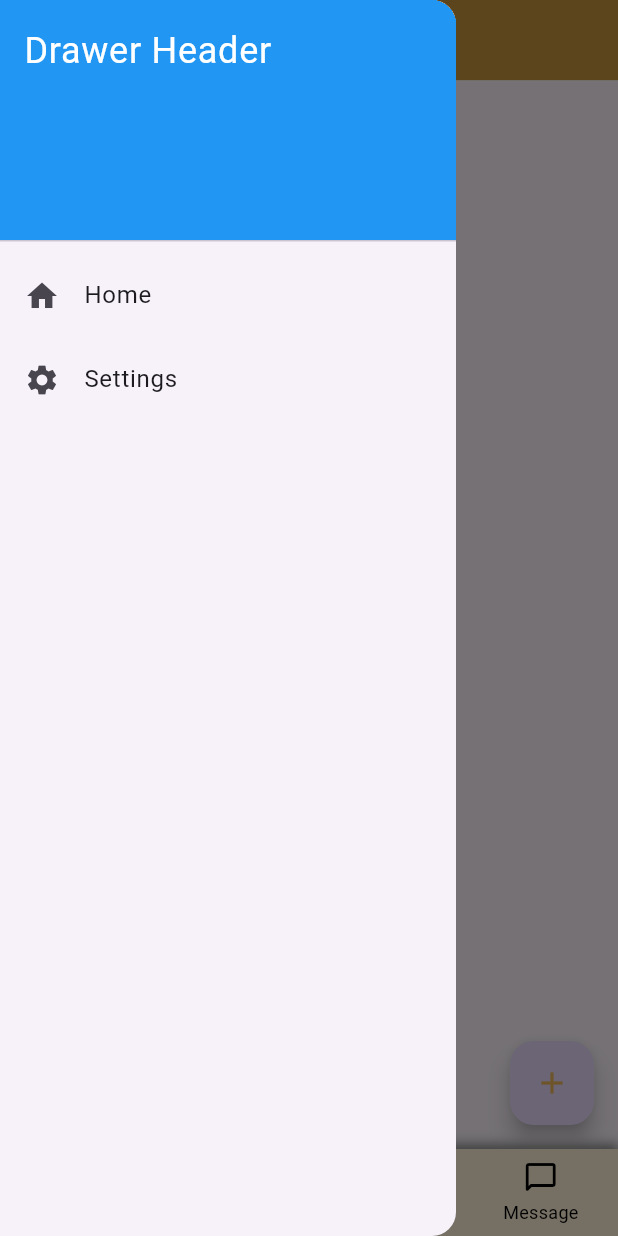
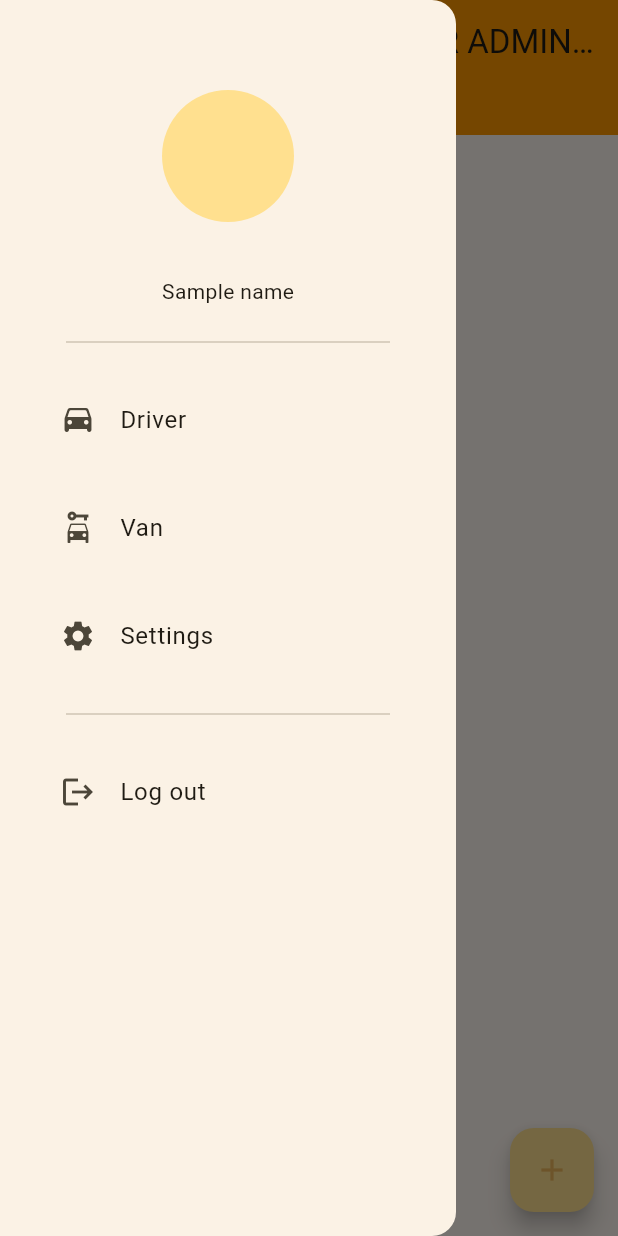
Before and after one commit to Daweee/TripNitor, a Flutter app: the screen it shows after launch, with the side drawer open, on a phone screen of 412 x 824 dp. Run offline on Flutter 3.47's test engine with Material 3 defaults, Android fonts, the phone set to English and light mode, and no system bars; our stand-ins replace dio, flutter_dash, flutter_riverpod, flutter_secure_storage, font_awesome_flutter, riverpod and 1 more.

Commit message:
sample drawer, bottom Nav commented but not removed.

```diff
--- a/tripnitor_mobile_app/lib/main.dart
+++ b/tripnitor_mobile_app/lib/main.dart
@@ -1,7 +1,8 @@
 import 'package:flutter/material.dart';
 import 'package:flutter_riverpod/flutter_riverpod.dart';
 import 'package:tripnitor_mobile_app/constants/constant.dart';
-import 'package:tripnitor_mobile_app/pages/_admin_page/admin_main_page.dart';
+import 'package:tripnitor_mobile_app/pages/_admin_page/adminBottomNav/_driverAdmin/_driver_admin_mainPage.dart';
+import 'package:tripnitor_mobile_app/pages/_admin_page/admin_homepage.dart';
 import 'package:tripnitor_mobile_app/pages/home_page.dart';
 import 'package:tripnitor_mobile_app/pages/login_page.dart';
 import 'package:tripnitor_mobile_app/pages/package_page.dart';
@@ -29,17 +30,20 @@
     return MaterialApp(
       // debugShowCheckedModeBanner: false,
       //   title: 'Login and User Registration',
-      //   theme: ThemeData(
-      //     primarySwatch: ColorConstants.BACKGROUND_COLOR,
-      //     // colorScheme: ColorScheme.fromSeed(seedColor: Color(ColorConstants.BACKGROUND_COLOR)),
-      //     // useMaterial3: true,
-      //   ),
+        theme: ThemeData(
+          //primarySwatch: ColorConstants.BACKGROUND_COLOR,
+          colorScheme: ColorScheme.fromSeed(seedColor: Color(ColorConstants.BACKGROUND_COLOR)),
+          useMaterial3: true,
+        ),
       // home: LoginPage(),
       //   home: RegistrationPage(),
       // home: authState.isAuthenticated ? AuthPage() : LoginPage(),
       // home: PackageTrips(),
       // home: HomePage(),
       home: AdminPage(),
+      // home: DriverAdmin(),
+      initialRoute: '/',
+
     );
   }
 }
--- /dev/null
+++ b/tripnitor_mobile_app/lib/pages/_admin_page/adminBottomNav/_driverAdmin/_driver_admin_mainPage.dart
@@ -0,0 +1,33 @@
+import 'package:flutter/material.dart';
+import 'package:tripnitor_mobile_app/pages/_admin_page/adminBottomNav/_driverAdmin/models/_driver_list.dart';
+import 'package:tripnitor_mobile_app/pages/_admin_page/admin_homepage.dart';
+
+class DriverAdmin extends StatefulWidget {
+  const DriverAdmin({super.key});
+
+  @override
+  State<DriverAdmin> createState() => _DriverAdminState();
+}
+
+class _DriverAdminState extends State<DriverAdmin> {
+  @override
+  Widget build(BuildContext context) {
+    return Scaffold(
+      drawer: NavigationDrawerPage(),
+      appBar: PreferredSize(
+        preferredSize: Size.fromHeight(90), // here the desired height
+        child: AppBar(
+          backgroundColor: Colors.orange,
+          title: Text('APP BAR FROM DRIVER ADMIN PAGE'),
+        ),
+
+      ),
+      body: DriverList(),
+
+
+    );
+  }
+
+
+
+}
--- a/tripnitor_mobile_app/lib/pages/_admin_page/adminBottomNav/_driverAdmin/models/_driver_add.dart
+++ b/tripnitor_mobile_app/lib/pages/_admin_page/adminBottomNav/_driverAdmin/models/_driver_add.dart
@@ -1,6 +1,6 @@
 import 'package:flutter/material.dart';
 import 'package:flutter_riverpod/flutter_riverpod.dart';
-import 'package:tripnitor_mobile_app/pages/_admin_page/adminBottomNav/_driverAdmin/_driver_list.dart';
+import 'package:tripnitor_mobile_app/pages/_admin_page/adminBottomNav/_driverAdmin/models/_driver_list.dart';
 import 'package:tripnitor_mobile_app/pages/_admin_page/adminBottomNav/_driverAdmin/models/_driver_task.dart';
 
 class AddDriver extends ConsumerWidget {
--- a/tripnitor_mobile_app/lib/pages/_admin_page/adminBottomNav/_driverAdmin/_driver_list.dart
+++ b/tripnitor_mobile_app/lib/pages/_admin_page/adminBottomNav/_driverAdmin/models/_driver_list.dart
@@ -17,7 +17,6 @@ class DriverList extends StatefulWidget {
 }
 
 class _DriverListState extends State<DriverList> {
-
   @override
   Widget build(BuildContext context) {
     return Scaffold(
@@ -38,9 +37,7 @@ class _DriverListState extends State<DriverList> {
     return SafeArea(
       child: Column(
         children: [
-          //_header(),
           _subHeader(),
-          //_DriverListBody(),
           Expanded(
             child: Container(
               margin: EdgeInsets.all(15),
@@ -52,30 +49,6 @@ class _DriverListState extends State<DriverList> {
     );
   }
 
-  // Widget _header() {
-  //   return Container(
-  //     width: MediaQuery.of(context).size.width,
-  //     height: MediaQuery.of(context).size.height * .065,
-  //     color: Color(ColorConstants.PRIMARY_COLOR),
-  //     child: Row(
-  //       children: [
-  //         IconButton(
-  //           onPressed: () {
-
-  //           },
-  //           icon: Icon(Icons.menu),
-  //         ),
-  //         Center(
-  //           child: Text(
-  //             'Tripnitor Admin',
-  //             style:
-  //                 TextStyle(fontWeight: FontWeight.w800, color: Colors.white),
-  //           ),
-  //         ),
-  //       ],
-  //     ),
-  //   );
-  // }
 
   Widget _subHeader() {
     return Container(
@@ -85,16 +58,8 @@ class _DriverListState extends State<DriverList> {
         children: const [
           Text(
             'Driver List:',
-            style: TextStyle(fontSize: 16),
+            style: TextStyle(fontSize: 18),
           ),
-          // GestureDetector(
-          //   onTap: () {},
-          //   child: Image(
-          //     image: AssetImage(
-          //       'assets/icons/carbon_add-filled.png',
-          //     ),
-          //   ),
-          // ),
         ],
       ),
     );
--- a/tripnitor_mobile_app/lib/pages/_admin_page/adminBottomNav/_driverAdmin/models/_driver_task.dart
+++ b/tripnitor_mobile_app/lib/pages/_admin_page/adminBottomNav/_driverAdmin/models/_driver_task.dart
@@ -2,19 +2,25 @@ import 'package:dio/dio.dart';
 
 class DriverTask {
   final String title;
-  // final String name; // sample properties
-  // final int age;
-  // final String gender;
   bool isCompleted;
 
   DriverTask({
     required this.title,
-    // required this.name,
-    // required this.age,
-    // required this.gender,
     required this.isCompleted,
   });
   void isDone() {
     isCompleted = !isCompleted;
   }
 }
+
+class DriverProfile {
+  final String name;
+  final int age;
+  final String gender;
+
+  DriverProfile({
+    required this.name,
+    required this.age,
+    required this.gender,
+  });
+}
--- a/tripnitor_mobile_app/lib/pages/_admin_page/adminBottomNav/_vanAdmin/_van_add.dart
+++ b/tripnitor_mobile_app/lib/pages/_admin_page/adminBottomNav/_vanAdmin/models/_van_add.dart
@@ -1,6 +1,6 @@
 import 'package:flutter/material.dart';
 import 'package:flutter_riverpod/flutter_riverpod.dart';
-import 'package:tripnitor_mobile_app/pages/_admin_page/adminBottomNav/_driverAdmin/_driver_list.dart';
+import 'package:tripnitor_mobile_app/pages/_admin_page/adminBottomNav/_driverAdmin/models/_driver_list.dart';
 import 'package:tripnitor_mobile_app/pages/_admin_page/adminBottomNav/_vanAdmin/models/_van_list.dart';
 import 'package:tripnitor_mobile_app/pages/_admin_page/adminBottomNav/_vanAdmin/models/_van_task.dart';
 
--- /dev/null
+++ b/tripnitor_mobile_app/lib/pages/_admin_page/admin_homepage.dart
@@ -0,0 +1,194 @@
+import 'package:flutter/material.dart';
+import 'package:flutter_riverpod/flutter_riverpod.dart';
+import 'package:tripnitor_mobile_app/constants/constant.dart';
+import 'package:tripnitor_mobile_app/pages/_admin_page/adminBottomNav/_bookAdmin/_booking_list.dart';
+import 'package:tripnitor_mobile_app/pages/_admin_page/adminBottomNav/_driverAdmin/_driver_admin_mainPage.dart';
+import 'package:tripnitor_mobile_app/pages/_admin_page/adminBottomNav/_driverAdmin/models/_driver_list.dart';
+import 'package:tripnitor_mobile_app/pages/_admin_page/adminBottomNav/_driverAdmin/models/_driver_add.dart';
+import 'package:tripnitor_mobile_app/pages/_admin_page/adminBottomNav/_vanAdmin/_van_admin_mainPage.dart';
+import 'package:tripnitor_mobile_app/pages/_admin_page/adminBottomNav/messageAdmin/_message_admin.dart';
+import 'package:tripnitor_mobile_app/pages/_admin_page/adminBottomNav/_packageAdmin/_package_admin.dart';
+import 'package:tripnitor_mobile_app/pages/_admin_page/adminBottomNav/_vanAdmin/models/_van_list.dart';
+
+final drawerProvider = Provider<GlobalKey<ScaffoldState>>((ref) {
+  return GlobalKey<ScaffoldState>();
+});
+
+class AdminPage extends StatefulWidget {
+  const AdminPage({super.key});
+
+  @override
+  State<AdminPage> createState() => _AdminPageState();
+}
+
+class _AdminPageState extends State<AdminPage> {
+  final GlobalKey<ScaffoldState> _scaffoldKey = GlobalKey<ScaffoldState>();
+
+  int currentPage = 0;
+
+  @override
+  Widget build(BuildContext context) {
+    return Scaffold(
+      // appBar: PreferredSize(
+      //   preferredSize: Size.fromHeight(50), // here the desired height
+      //   child: AppBar(
+      //     backgroundColor: Colors.orange,
+      //     title: Text('Tripnitor'),
+      //   ),
+      // ),
+      backgroundColor: Color(ColorConstants.BACKGROUND_COLOR),
+      key: _scaffoldKey, // Assign GlobalKey to Scaffold
+      drawer: NavigationDrawerPage(), // _drawerHeader(),
+      body: SafeArea(
+        child: Column(
+          children: [
+            Expanded(
+              child: DriverAdmin(), //DriverAdmin(), _buildPage(currentPage),
+            ),
+          ],
+        ),
+      ), //_buildUI(),
+      // floatingActionButton: FloatingActionButton(
+      //   //backgroundColor: Color(Colors.white),
+      //   onPressed: () {
+      //     // Navigator.of(context).pushNamed(AddDriver());
+      //     Navigator.push(
+      //         context, MaterialPageRoute(builder: (context) => AddDriver()));
+      //   },
+      //   child: const Icon(Icons.add, color: Color(ColorConstants.ACCENT_COLOR)),
+      // ),
+      // bottomNavigationBar: Container(
+      //   decoration: BoxDecoration(boxShadow: <BoxShadow>[
+      //     BoxShadow(
+      //       color: Colors.grey.withOpacity(1),
+      //       offset: Offset(0, -4),
+      //       blurRadius: 5,
+      //     ),
+      //   ]),
+      //   child: BottomNavigationBar(
+      //     backgroundColor: Color(ColorConstants.BACKGROUND_COLOR),
+      //     currentIndex: currentPage, // 0
+      //     type: BottomNavigationBarType.fixed, // .fixed; .shifting;
+      //     selectedItemColor: Colors.black, // backgroundColor: Colors.black,
+      //     unselectedItemColor: Colors.black,
+      //     onTap: (value) {
+      //       setState(
+      //         () {
+      //           currentPage = value;
+      //         },
+      //       );
+      //     },
+      //     items: const [
+      //       BottomNavigationBarItem(
+      //         activeIcon: Icon(Icons.people),
+      //         icon: Icon(Icons.people_outline), // 0
+      //         label: "Drivers",
+      //       ),
+      //       BottomNavigationBarItem(
+      //         activeIcon: Icon(Icons.directions_car),
+      //         icon: Icon(Icons.directions_car_outlined), // 1
+      //         label: "Van",
+      //       ),
+      //       BottomNavigationBarItem(
+      //         activeIcon: Icon(Icons.shopping_bag),
+      //         icon: Icon(Icons.shopping_bag_outlined), // 2
+      //         label: "Booking",
+      //       ),
+      //       BottomNavigationBarItem(
+      //         activeIcon: Icon(Icons.chat_bubble),
+      //         icon: Icon(Icons.chat_bubble_outline_rounded), // 2
+      //         label: "Message",
+      //       ),
+      //       // BottomNavigationBarItem(
+      //       //   activeIcon: Icon(Icons.book_rounded), // subject to change
+      //       //   icon: Icon(Icons.book_outlined), // 3
+      //       //   label: 'Package',
+      //       // ),
+      //     ],
+      //   ),
+      // ),
+    );
+  }
+
+  // Widget _buildPage(int index) {
+  //   switch (index) {
+  //     case 0:
+  //       return DriverAdmin(); // 0
+  //     case 1:
+  //       return VanAdmin(); // 1
+  //     case 2:
+  //       return BookingList(); // 2
+  //     case 3:
+  //       return MessageAdmin(); // 3
+  //     // case 4:
+  //     //   return PackageAdmin(); // 4
+  //     default:
+  //       return DriverAdmin();
+  //   }
+  // }
+}
+
+class NavigationDrawerPage extends StatelessWidget {
+  const NavigationDrawerPage({super.key});
+
+  @override
+  Widget build(BuildContext context) => Drawer(
+        child: SingleChildScrollView(
+          child: Container(
+            padding: EdgeInsets.symmetric(vertical: 60, horizontal: 24),
+            child: Wrap(
+              runSpacing: 16,
+              children: [
+                Container(
+                  child: Center(
+                    child: Column(
+                      children: [
+                        CircleAvatar(
+                          maxRadius: 44,
+                        ),
+                        SizedBox(height: 36),
+                        Text('Sample name'),
+                      ],
+                    ),
+                  ),
+                ),
+                Divider(
+                  indent: 20,
+                  endIndent: 20,
+                ),
+                ListTile(
+                  leading: Icon(Icons.drive_eta_rounded),
+                  title: Text('Driver'),
+                  onTap: () {
+                    Navigator.of(context).push(
+                        MaterialPageRoute(builder: (context) => DriverAdmin()));
+                  },
+                ),
+                ListTile(
+                  leading: Icon(Icons.car_rental),
+                  title: Text('Van'),
+                  onTap: () {
+                    Navigator.of(context).push(
+                        MaterialPageRoute(builder: (context) => VanAdmin()));
+                  },
+                ),
+                ListTile(
+                  leading: Icon(Icons.settings),
+                  title: Text('Settings'),
+                  onTap: () {},
+                ),
+                Divider(
+                  indent: 20,
+                  endIndent: 20,
+                ),
+                ListTile(
+                  leading: Icon(Icons.logout),
+                  title: Text('Log out'),
+                  onTap: () {},
+                ),
+              ],
+            ),
+          ),
+        ),
+      );
+}
--- a/tripnitor_mobile_app/lib/pages/_admin_page/admin_main_page.dart
+++ /dev/null
@@ -1,181 +0,0 @@
-import 'package:flutter/material.dart';
-import 'package:flutter_riverpod/flutter_riverpod.dart';
-import 'package:tripnitor_mobile_app/constants/constant.dart';
-import 'package:tripnitor_mobile_app/pages/_admin_page/adminBottomNav/_bookAdmin/_booking_list.dart';
-import 'package:tripnitor_mobile_app/pages/_admin_page/adminBottomNav/_driverAdmin/_driver_list.dart';
-import 'package:tripnitor_mobile_app/pages/_admin_page/adminBottomNav/_driverAdmin/models/_driver_add.dart';
-import 'package:tripnitor_mobile_app/pages/_admin_page/adminBottomNav/messageAdmin/_message_admin.dart';
-import 'package:tripnitor_mobile_app/pages/_admin_page/adminBottomNav/_packageAdmin/_package_admin.dart';
-import 'package:tripnitor_mobile_app/pages/_admin_page/adminBottomNav/_vanAdmin/models/_van_list.dart';
-
-final drawerProvider = Provider<GlobalKey<ScaffoldState>>((ref) {
-  return GlobalKey<ScaffoldState>();
-});
-
-class AdminPage extends StatefulWidget {
-  const AdminPage({super.key});
-
-  @override
-  State<AdminPage> createState() => _AdminPageState();
-}
-
-class _AdminPageState extends State<AdminPage> {
-  final GlobalKey<ScaffoldState> _scaffoldKey = GlobalKey<ScaffoldState>();
-
-  int currentPage = 0;
-
-  @override
-  Widget build(BuildContext context) {
-    return Scaffold(
-      backgroundColor: Color(ColorConstants.BACKGROUND_COLOR),
-
-      key: _scaffoldKey, // Assign GlobalKey to Scaffold
-      drawer: _drawerHeader(),
-      body: SafeArea(
-        child: Column(
-          children: [
-            _header(),
-            Expanded(
-              child: _buildPage(currentPage),
-            ),
-          ],
-        ),
-      ), //_buildUI(),
-      // floatingActionButton: FloatingActionButton(
-      //   //backgroundColor: Color(Colors.white),
-      //   onPressed: () {
-      //     // Navigator.of(context).pushNamed(AddDriver());
-      //     Navigator.push(
-      //         context, MaterialPageRoute(builder: (context) => AddDriver()));
-      //   },
-      //   child: const Icon(Icons.add, color: Color(ColorConstants.ACCENT_COLOR)),
-      // ),
-      bottomNavigationBar: Container(
-        decoration: BoxDecoration(boxShadow: <BoxShadow>[
-          BoxShadow(
-            color: Colors.grey.withOpacity(1),
-            offset: Offset(0, -4),
-            blurRadius: 5,
-          ),
-        ]),
-        child: BottomNavigationBar(
-          backgroundColor: Color(ColorConstants.BACKGROUND_COLOR),
-          currentIndex: currentPage,
-          type: BottomNavigationBarType.fixed, // .fixed; .shifting;
-          selectedItemColor: Colors.black, // backgroundColor: Colors.black,
-          unselectedItemColor: Colors.black,
-          onTap: (value) {
-            setState(
-              () {
-                currentPage = value;
-              },
-            );
-          },
-          items: const [
-            BottomNavigationBarItem(
-              activeIcon: Icon(Icons.people),
-              icon: Icon(Icons.people_outline), // 0
-              label: "Drivers",
-            ),
-            BottomNavigationBarItem(
-              activeIcon: Icon(Icons.directions_car),
-              icon: Icon(Icons.directions_car_outlined), // 1
-              label: "Van",
-            ),
-            BottomNavigationBarItem(
-              activeIcon: Icon(Icons.shopping_bag),
-              icon: Icon(Icons.shopping_bag_outlined), // 2
-              label: "Booking",
-            ),
-            BottomNavigationBarItem(
-              activeIcon: Icon(Icons.chat_bubble),
-              icon: Icon(Icons.chat_bubble_outline_rounded), // 2
-              label: "Message",
-            ),
-            // BottomNavigationBarItem(
-            //   activeIcon: Icon(Icons.book_rounded), // subject to change
-            //   icon: Icon(Icons.book_outlined), // 3
-            //   label: 'Package',
-            // ),
-          ],
-        ),
-      ),
-    );
-  }
-
-  Widget _buildPage(int index) {
-    switch (index) {
-      case 0:
-        return DriverList(); // 0
-      case 1:
-        return VanList(); // 1
-      case 2:
-        return BookingList(); // 2
-      case 3:
-        return MessageAdmin(); // 3
-      // case 4:
-      //   return PackageAdmin(); // 4
-      default:
-        return DriverList();
-    }
-  }
-
-
-  Widget _drawerHeader() {
-    return Drawer(
-        child: ListView(
-          padding: EdgeInsets.zero,
-          children: <Widget>[
-            DrawerHeader(
-              child: Text(
-                'Drawer Header',
-                style: TextStyle(color: Colors.white, fontSize: 24),
-              ),
-              decoration: BoxDecoration(
-                color: Colors.blue,
-              ),
-            ),
-            ListTile(
-              leading: Icon(Icons.home),
-              title: Text('Home'),
-              onTap: () {
-                // Handle navigation or functionality
-              },
-            ),
-            ListTile(
-              leading: Icon(Icons.settings),
-              title: Text('Settings'),
-              onTap: () {
-                // Handle navigation or functionality
-              },
-            ),
-          ],
-        ),
-      );
-  }
-
-  Widget _header() {
-    return Container(
-      width: MediaQuery.of(context).size.width,
-      height: MediaQuery.of(context).size.height * .065,
-      color: Color(ColorConstants.PRIMARY_COLOR),
-      child: Row(
-        children: [
-          IconButton(
-            onPressed: () {
-              _scaffoldKey.currentState!.openDrawer();
-            },
-            icon: Icon(Icons.menu),
-          ),
-          Center(
-            child: Text(
-              'Tripnitor Admin',
-              style:
-                  TextStyle(fontWeight: FontWeight.w800, color: Colors.white),
-            ),
-          ),
-        ],
-      ),
-    );
-  }
-}
--- a/tripnitor_mobile_app/lib/pages/auth_page.dart
+++ b/tripnitor_mobile_app/lib/pages/auth_page.dart
@@ -1,6 +1,6 @@
 import 'package:flutter/material.dart';
 import 'package:flutter_riverpod/flutter_riverpod.dart';
-import 'package:tripnitor_mobile_app/pages/_admin_page/admin_main_page.dart';
+import 'package:tripnitor_mobile_app/pages/_admin_page/admin_homepage.dart';
 import 'package:tripnitor_mobile_app/pages/home_page.dart';
 import 'package:tripnitor_mobile_app/pages/registration_page.dart';
 import '../providers/auth_provider.dart';
```
Also changed, not shown: tripnitor_mobile_app/lib/pages/_admin_page/adminBottomNav/_bookAdmin/_booking_add.dart (added, +17 -0 lines), tripnitor_mobile_app/lib/pages/_admin_page/adminBottomNav/_bookAdmin/_booking_list.dart (+60 -1 lines), tripnitor_mobile_app/lib/pages/_admin_page/adminBottomNav/_vanAdmin/_van_admin_mainPage.dart (added, +30 -0 lines), tripnitor_mobile_app/lib/pages/_admin_page/adminBottomNav/_vanAdmin/models/_van_list.dart (+74 -8 lines), tripnitor_mobile_app/lib/pages/_admin_page/adminBottomNav/_bookAdmin/_booking_save_task.dart (added), tripnitor_mobile_app/lib/pages/_admin_page/adminBottomNav/_bookAdmin/_booking_task.dart (added).
